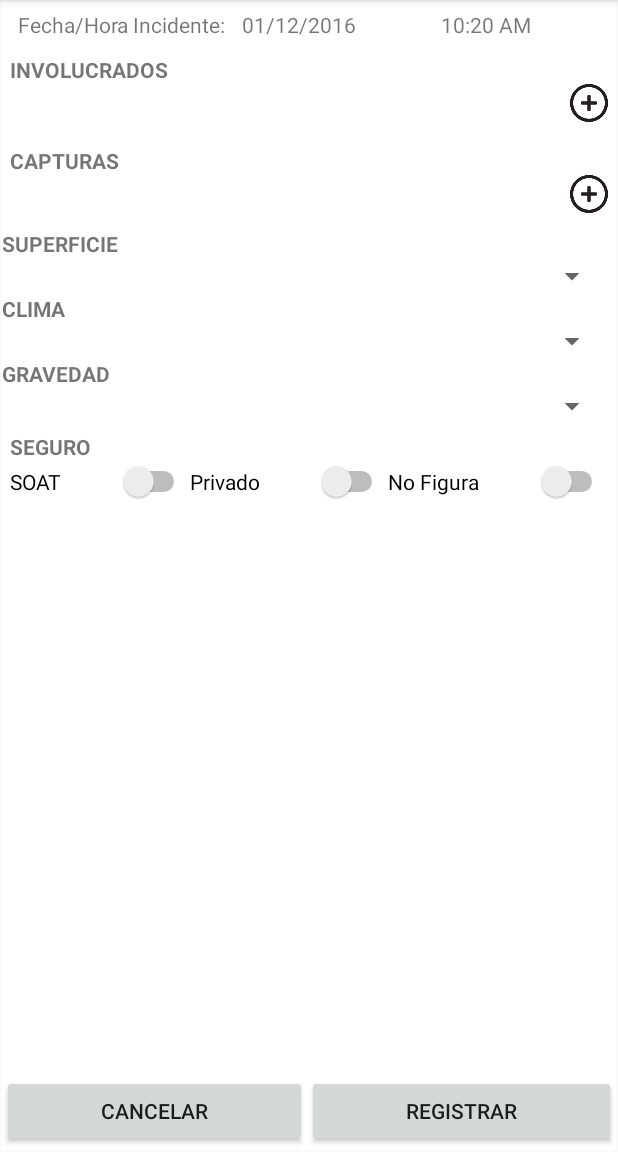
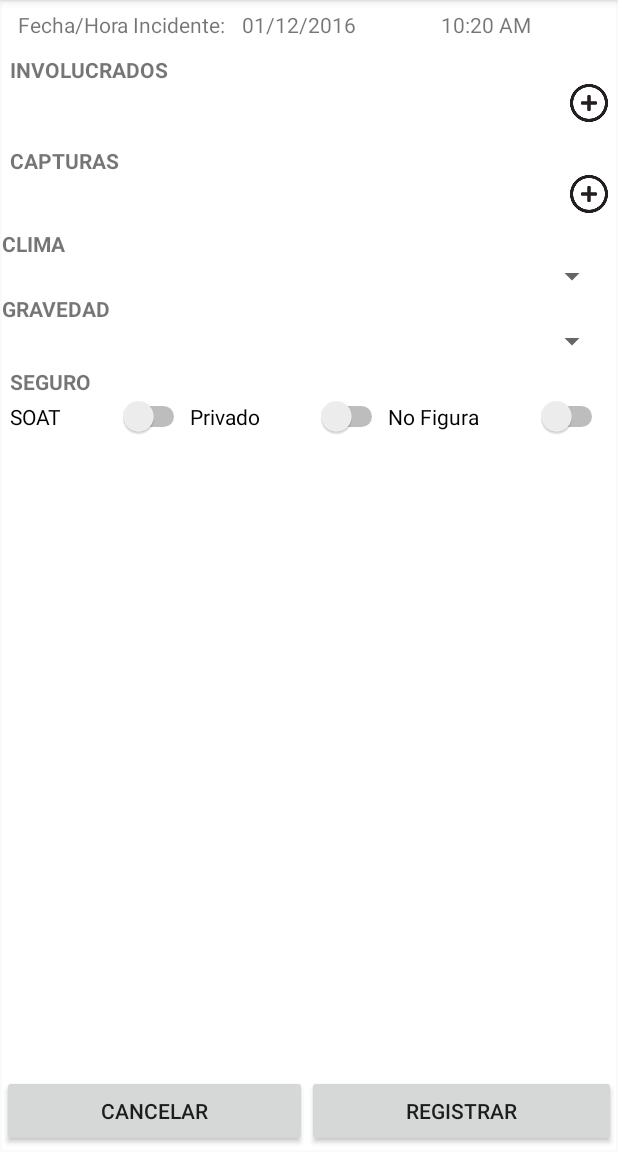
Before and after one commit to nitramdemente/CrashReportSC, an Android app: the FormPoliceActivity screen opened directly, with no data from a screen before it, on a phone screen of 412 x 824 dp, the part 84-1236 px from its top. Run offline under Robolectric (Android 15) with nearby library versions, the phone set to English and light mode, and no system bars.

Commit message:
change design

```diff
--- a/app/src/main/res/layout/activity_form_police.xml
+++ b/app/src/main/res/layout/activity_form_police.xml
@@ -95,19 +95,6 @@
             <TextView
                 android:layout_width="match_parent"
                 android:layout_height="wrap_content"
-                android:text="@string/txt_surface"
-                android:textStyle="bold" />
-
-            <Spinner
-                android:id="@+id/sp_surface"
-                android:layout_width="match_parent"
-                android:layout_height="wrap_content"
-                android:contentDescription="@string/txt_surface"
-                android:textAlignment="center" />
-
-            <TextView
-                android:layout_width="match_parent"
-                android:layout_height="wrap_content"
                 android:text="@string/txt_weather"
                 android:textStyle="bold" />
 
```
